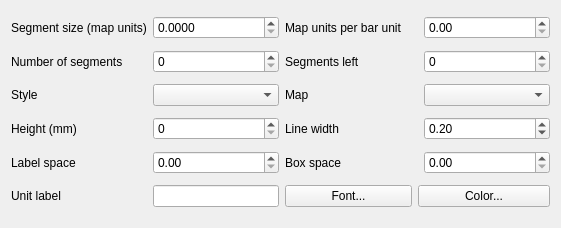
Qt form qgis/src/ui/qgscomposerscalebarwidgetbase.ui (sourcepole/qgis) before a commit.
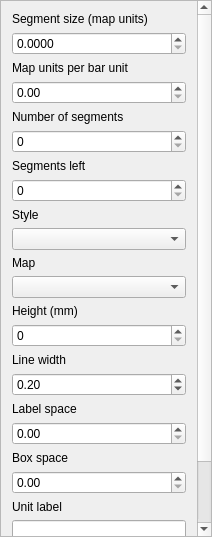
The same form after that commit.

Commit message: ui cleanups for composer (vertical orientation for props pages)

```diff
--- a/qgis/src/ui/qgscomposerscalebarwidgetbase.ui
+++ b/qgis/src/ui/qgscomposerscalebarwidgetbase.ui
@@ -1,12 +1,12 @@
 <ui version="4.0" >
  <class>QgsComposerScaleBarWidgetBase</class>
- <widget class="QWidget" name="QgsComposerScaleBarWidgetBase" >
-  <property name="geometry" >
+ <widget class="QWidget" name="QgsComposerScaleBarWidgetBase">
+  <property name="geometry">
    <rect>
     <x>0</x>
     <y>0</y>
-    <width>561</width>
-    <height>228</height>
+    <width>212</width>
+    <height>537</height>
    </rect>
   </property>
   <property name="sizePolicy" >
@@ -18,10 +18,28 @@
   <property name="windowTitle" >
    <string>Barscale Options</string>
   </property>
-  <layout class="QGridLayout" >
-   <item row="0" column="0" >
-    <widget class="QLabel" name="mSegmentSizeLabel" >
-     <property name="text" >
+  <layout class="QGridLayout" name="gridLayout_2">
+   <property name="margin">
+    <number>0</number>
+   </property>
+   <item row="0" column="0">
+    <widget class="QScrollArea" name="scrollArea">
+     <property name="widgetResizable">
+      <bool>true</bool>
+     </property>
+     <widget class="QWidget" name="scrollAreaWidgetContents">
+      <property name="geometry">
+       <rect>
+        <x>0</x>
+        <y>-179</y>
+        <width>189</width>
+        <height>714</height>
+       </rect>
+      </property>
+      <layout class="QGridLayout" name="gridLayout">
+       <item row="0" column="0">
+        <widget class="QLabel" name="mSegmentSizeLabel">
+         <property name="text">
       <string>Segment size (map units)</string>
      </property>
      <property name="wordWrap" >
@@ -32,9 +50,9 @@
      </property>
     </widget>
    </item>
-   <item row="0" column="1" >
-    <widget class="QDoubleSpinBox" name="mSegmentSizeSpinBox" >
-     <property name="decimals" >
+       <item row="1" column="0">
+        <widget class="QDoubleSpinBox" name="mSegmentSizeSpinBox">
+         <property name="decimals">
       <number>4</number>
      </property>
      <property name="maximum" >
@@ -42,9 +60,9 @@
      </property>
     </widget>
    </item>
-   <item row="0" column="2" colspan="2" >
-    <widget class="QLabel" name="mMapUnitsPerBarUnitLabel" >
-     <property name="text" >
+       <item row="2" column="0">
+        <widget class="QLabel" name="mMapUnitsPerBarUnitLabel">
+         <property name="text">
       <string>Map units per bar unit</string>
      </property>
      <property name="wordWrap" >
@@ -55,16 +73,16 @@
      </property>
     </widget>
    </item>
-   <item row="0" column="4" >
-    <widget class="QDoubleSpinBox" name="mMapUnitsPerBarUnitSpinBox" >
-     <property name="maximum" >
+       <item row="3" column="0">
+        <widget class="QDoubleSpinBox" name="mMapUnitsPerBarUnitSpinBox">
+         <property name="maximum">
       <double>9999999999999.000000000000000</double>
      </property>
     </widget>
    </item>
-   <item row="1" column="0" >
-    <widget class="QLabel" name="mNumbereOfSegmentsLabel" >
-     <property name="text" >
+       <item row="4" column="0">
+        <widget class="QLabel" name="mNumbereOfSegmentsLabel">
+         <property name="text">
       <string>Number of segments</string>
      </property>
      <property name="wordWrap" >
@@ -75,12 +93,12 @@
      </property>
     </widget>
    </item>
-   <item row="1" column="1" >
-    <widget class="QSpinBox" name="mNumberOfSegmentsSpinBox" />
-   </item>
-   <item row="1" column="2" colspan="2" >
-    <widget class="QLabel" name="mSegmentsLeftLabel" >
-     <property name="text" >
+       <item row="5" column="0">
+        <widget class="QSpinBox" name="mNumberOfSegmentsSpinBox"/>
+       </item>
+       <item row="6" column="0">
+        <widget class="QLabel" name="mSegmentsLeftLabel">
+         <property name="text">
       <string>Segments left</string>
      </property>
      <property name="buddy" >
@@ -88,12 +106,12 @@
      </property>
     </widget>
    </item>
-   <item row="1" column="4" >
-    <widget class="QSpinBox" name="mSegmentsLeftSpinBox" />
-   </item>
-   <item row="2" column="0" >
-    <widget class="QLabel" name="mStyleLabel" >
-     <property name="text" >
+       <item row="7" column="0">
+        <widget class="QSpinBox" name="mSegmentsLeftSpinBox"/>
+       </item>
+       <item row="8" column="0">
+        <widget class="QLabel" name="mStyleLabel">
+         <property name="text">
       <string>Style</string>
      </property>
      <property name="buddy" >
@@ -101,13 +119,13 @@
      </property>
     </widget>
    </item>
-   <item row="2" column="1" >
-    <widget class="QComboBox" name="mStyleComboBox" />
-   </item>
-   <item row="2" column="2" >
-    <widget class="QLabel" name="mMapLabel" >
-     <property name="sizePolicy" >
-      <sizepolicy vsizetype="Fixed" hsizetype="Expanding" >
+       <item row="9" column="0">
+        <widget class="QComboBox" name="mStyleComboBox"/>
+       </item>
+       <item row="10" column="0">
+        <widget class="QLabel" name="mMapLabel">
+         <property name="sizePolicy">
+          <sizepolicy hsizetype="Expanding" vsizetype="Fixed">
        <horstretch>0</horstretch>
        <verstretch>0</verstretch>
       </sizepolicy>
@@ -123,9 +141,9 @@
      </property>
     </widget>
    </item>
-   <item row="2" column="4" >
-    <widget class="QComboBox" name="mMapComboBox" >
-     <property name="enabled" >
+       <item row="11" column="0">
+        <widget class="QComboBox" name="mMapComboBox">
+         <property name="enabled">
       <bool>true</bool>
      </property>
      <property name="sizePolicy" >
@@ -136,9 +154,9 @@
      </property>
     </widget>
    </item>
-   <item row="3" column="0" >
-    <widget class="QLabel" name="mHeightLabel" >
-     <property name="text" >
+       <item row="12" column="0">
+        <widget class="QLabel" name="mHeightLabel">
+         <property name="text">
       <string>Height (mm)</string>
      </property>
      <property name="buddy" >
@@ -146,12 +164,12 @@
      </property>
     </widget>
    </item>
-   <item row="3" column="1" >
-    <widget class="QSpinBox" name="mHeightSpinBox" />
-   </item>
-   <item row="3" column="2" colspan="2" >
-    <widget class="QLabel" name="mLineWidthLabel" >
-     <property name="text" >
+       <item row="13" column="0">
+        <widget class="QSpinBox" name="mHeightSpinBox"/>
+       </item>
+       <item row="14" column="0">
+        <widget class="QLabel" name="mLineWidthLabel">
+         <property name="text">
       <string>Line width</string>
      </property>
      <property name="wordWrap" >
@@ -162,10 +180,10 @@
      </property>
     </widget>
    </item>
-   <item row="3" column="4" >
-    <widget class="QDoubleSpinBox" name="mLineWidthSpinBox" >
-     <property name="sizePolicy" >
-      <sizepolicy vsizetype="Fixed" hsizetype="Expanding" >
+       <item row="15" column="0">
+        <widget class="QDoubleSpinBox" name="mLineWidthSpinBox">
+         <property name="sizePolicy">
+          <sizepolicy hsizetype="Expanding" vsizetype="Fixed">
        <horstretch>0</horstretch>
        <verstretch>0</verstretch>
       </sizepolicy>
@@ -181,9 +199,9 @@
      </property>
     </widget>
    </item>
-   <item row="4" column="0" >
-    <widget class="QLabel" name="mLabelBarSpaceLabel" >
-     <property name="text" >
+       <item row="16" column="0">
+        <widget class="QLabel" name="mLabelBarSpaceLabel">
+         <property name="text">
       <string>Label space</string>
      </property>
      <property name="buddy" >
@@ -191,12 +209,12 @@
      </property>
     </widget>
    </item>
-   <item row="4" column="1" >
-    <widget class="QDoubleSpinBox" name="mLabelBarSpaceSpinBox" />
-   </item>
-   <item row="4" column="2" colspan="2" >
-    <widget class="QLabel" name="mBoxSpaceLabel" >
-     <property name="text" >
+       <item row="17" column="0">
+        <widget class="QDoubleSpinBox" name="mLabelBarSpaceSpinBox"/>
+       </item>
+       <item row="18" column="0">
+        <widget class="QLabel" name="mBoxSpaceLabel">
+         <property name="text">
       <string>Box space</string>
      </property>
      <property name="buddy" >
@@ -204,12 +222,12 @@
      </property>
     </widget>
    </item>
-   <item row="4" column="4" >
-    <widget class="QDoubleSpinBox" name="mBoxSizeSpinBox" />
-   </item>
-   <item row="5" column="0" >
-    <widget class="QLabel" name="mUnitLabelLabel" >
-     <property name="text" >
+       <item row="19" column="0">
+        <widget class="QDoubleSpinBox" name="mBoxSizeSpinBox"/>
+       </item>
+       <item row="20" column="0">
+        <widget class="QLabel" name="mUnitLabelLabel">
+         <property name="text">
       <string>Unit label</string>
      </property>
      <property name="wordWrap" >
@@ -220,13 +238,13 @@
      </property>
     </widget>
    </item>
-   <item row="5" column="1" >
-    <widget class="QLineEdit" name="mUnitLabelLineEdit" />
-   </item>
-   <item row="5" column="2" >
-    <widget class="QPushButton" name="mFontButton" >
-     <property name="sizePolicy" >
-      <sizepolicy vsizetype="Fixed" hsizetype="Preferred" >
+       <item row="21" column="0">
+        <widget class="QLineEdit" name="mUnitLabelLineEdit"/>
+       </item>
+       <item row="22" column="0">
+        <widget class="QPushButton" name="mFontButton">
+         <property name="sizePolicy">
+          <sizepolicy hsizetype="Preferred" vsizetype="Fixed">
        <horstretch>0</horstretch>
        <verstretch>0</verstretch>
       </sizepolicy>
@@ -236,16 +254,20 @@
      </property>
     </widget>
    </item>
-   <item row="5" column="3" colspan="2" >
-    <widget class="QPushButton" name="mColorPushButton" >
-     <property name="text" >
+       <item row="23" column="0">
+        <widget class="QPushButton" name="mColorPushButton">
+         <property name="text">
       <string>Color...</string>
      </property>
     </widget>
    </item>
   </layout>
  </widget>
- <layoutdefault spacing="6" margin="11" />
+    </widget>
+   </item>
+  </layout>
+ </widget>
+ <layoutdefault spacing="6" margin="11"/>
  <tabstops>
   <tabstop>mSegmentSizeSpinBox</tabstop>
   <tabstop>mMapUnitsPerBarUnitSpinBox</tabstop>
```
Left out of the diff: 60 changed lines with no effect on the pictures. Lines whose indentation alone changed are shown as unchanged. The commit also changes 2 other files.
